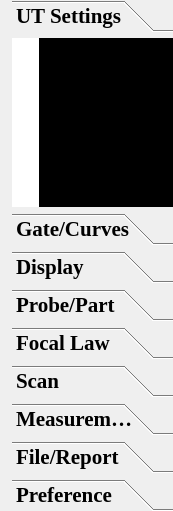
The window that ui/menuwidget/firstsecondmenuwidget.ui (15903016222/Voice) describes before a commit, drawn with Qt 5.
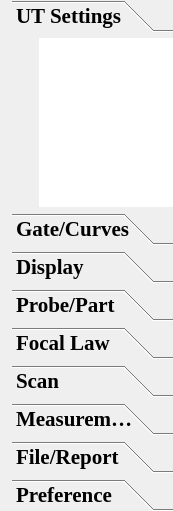
The same window after the commit. Icons and pictures are not drawn.

Commit message: Added：二级菜单QListView的高度随内容调整

What changed in the file:
```diff
--- a/ui/menuwidget/firstsecondmenuwidget.ui
+++ b/ui/menuwidget/firstsecondmenuwidget.ui
@@ -72,7 +72,7 @@
 background: qlineargradient(x1: 0, y1: 0, x2: 0, y2: 1,
 stop: 0 #E1E1E1, stop: 0.4 #DDDDDD,
 stop: 0.5 #D8D8D8, stop: 1.0 #D3D3D3);
-background-color: rgba(0, 0, 0);
+background-color: rgba(67, 67, 67, 0);
 border-radius: 5px;
 color: white;
 }
@@ -81,14 +81,6 @@
 border-image: url(:/file/resources/arrowUp.png);
 font: italic, &quot;Times New Roman&quot;, bold, 12px;
 color: red;
-}
-
-QToolBox QWidget {
-background-color: rgb(255, 255, 255);
-}
-
-QToolBox QListView {
-background-color: rgb(0, 0, 0);
 }</string>
         </property>
         <property name="frameShape">
```
The commit also changes 5 other files.
